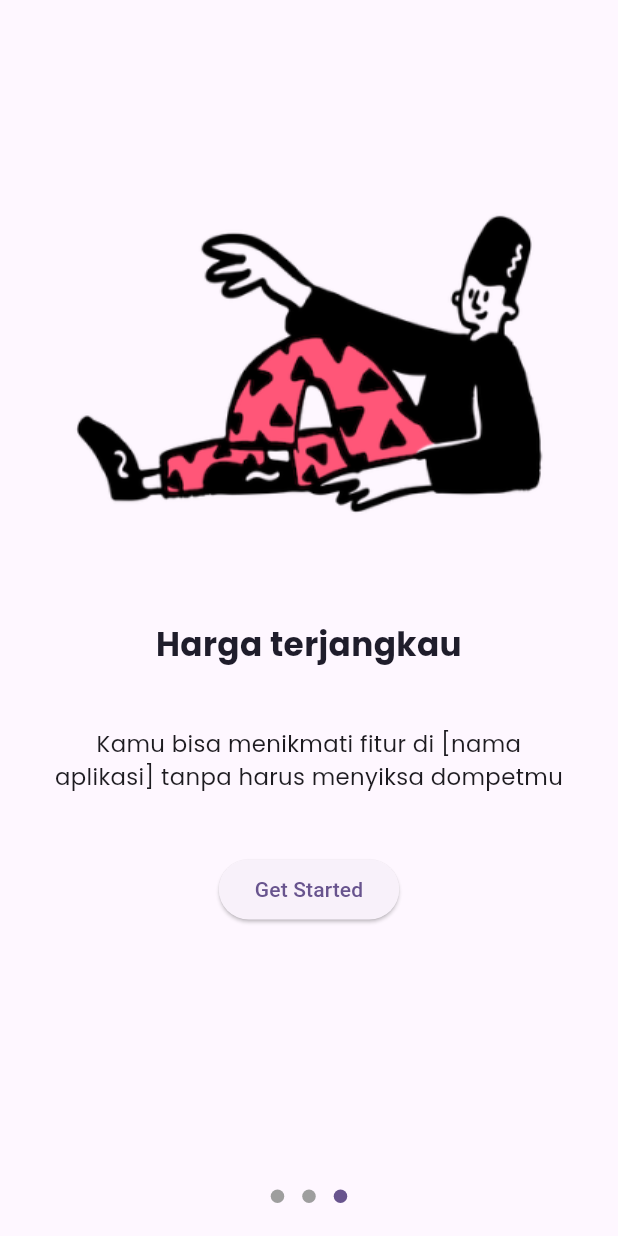
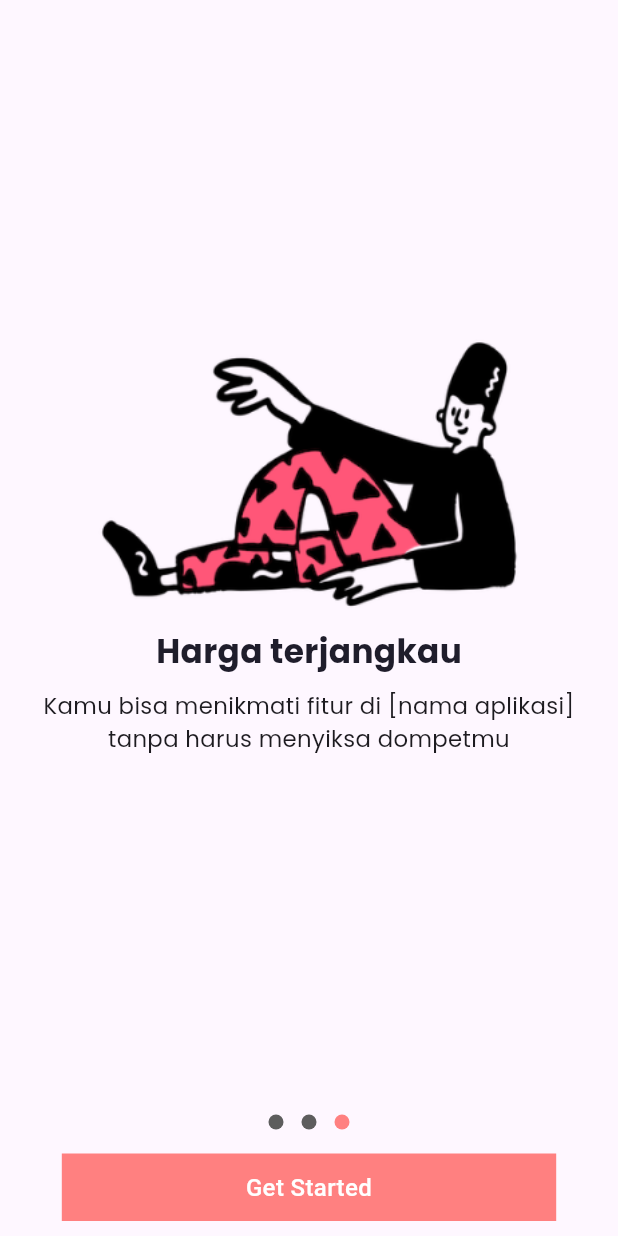
Before and after one commit to PradiptaAhmad/iLearn_project, a Flutter app: the screen it shows after launch, swiped to page 3, on a phone screen of 412 x 824 dp. Run offline on Flutter 3.47's test engine with Material 2 defaults, Android fonts, the phone set to English and light mode, and no system bars; drawn by our look-alikes of introduction_screen; our stand-ins replace cloud_firestore, firebase_auth, firebase_core, get, google_fonts, shared_preferences; accounts and stored records are empty.

Commit message:
[A] migrate onboarding from introduction screen

```diff
--- /dev/null
+++ b/lib/bindings/onBoardB.dart
@@ -0,0 +1,9 @@
+import 'package:get/get.dart';
+import 'package:ilearn_project/controllers/onboarding_controller/onboarding_controller.dart';
+
+class OnBoardB extends Bindings {
+  @override
+  void dependencies() {
+    Get.put(OnBoardingController());
+  }
+}
--- a/lib/controllers/onboarding_controller/onboarding_controller.dart
+++ b/lib/controllers/onboarding_controller/onboarding_controller.dart
@@ -3,9 +3,12 @@ import 'package:ilearn_project/routes/route_name.dart';
 import 'package:shared_preferences/shared_preferences.dart';
 
 class OnBoardingController extends GetxController {
-  void onDone() async {
+
+  var currentPage = 0.obs;
+
+  void switchToLoginPage() async {
     SharedPreferences prefs = await SharedPreferences.getInstance();
-    prefs.setBool("isFirstTime", false);
+    prefs.setBool("isNotFirstName", true);
     Get.offAllNamed(RouteName.login);
   }
 }
--- a/lib/controllers/splash_controller/splash_controller.dart
+++ b/lib/controllers/splash_controller/splash_controller.dart
@@ -24,11 +24,8 @@ class SplashController extends GetxController {
     print(isNotFirstTime);
 
     if (isNotFirstTime == null || isNotFirstTime == false) {
-      prefs.setBool("isNotFirstTime", true);
-      Future.delayed(Duration(seconds: 2), () {
-        delayed(() {
-          Get.offAllNamed(RouteName.onBoarding);
-        });
+      delayed(() {
+        Get.offAllNamed(RouteName.onBoarding);
       });
     } else if (isLogin == false || isLogin == null) {
       delayed(() {
--- a/lib/main.dart
+++ b/lib/main.dart
@@ -1,7 +1,6 @@
 import 'package:flutter/material.dart';
 import 'package:get/get.dart';
 import 'package:ilearn_project/bindings/splashB.dart';
-import 'package:ilearn_project/controllers/splash_controller/splash_controller.dart';
 import 'package:ilearn_project/routes/app_pages.dart';
 import 'package:firebase_core/firebase_core.dart';
 import 'package:ilearn_project/routes/route_name.dart';
--- /dev/null
+++ b/lib/pages/onboarding/data/onBoardingData.dart
@@ -0,0 +1,22 @@
+class OnBoardingData {
+  final dataArrays = [
+    {
+      'image': 'assets/images/reading.png',
+      'title': 'Kesusahan dalam belajar?',
+      'description':
+          'ILearn memberikan kemudahan dalam belajar karena kamu bisa belajar dimanapun dan kapanpun',
+    },
+    {
+      'image': 'assets/images/laying.png',
+      'title': 'Materi yang beragam',
+      'description':
+          'ILearn mempunyai beragam materi menarik yang bisa dipelajari dari sekarang',
+    },
+    {
+      'image': 'assets/images/chilling.png',
+      'title': 'Harga terjangkau',
+      'description':
+          'Kamu bisa menikmati fitur di [nama aplikasi] tanpa harus menyiksa dompetmu',
+    },
+  ];
+}
--- a/lib/pages/onboarding/onboard.dart
+++ b/lib/pages/onboarding/onboard.dart
@@ -1,66 +1,78 @@
 import 'package:flutter/material.dart';
 import 'package:get/get.dart';
+import 'package:ilearn_project/controllers/onboarding_controller/onboarding_controller.dart';
 import 'package:ilearn_project/core/themes.dart';
-import 'package:ilearn_project/routes/route_name.dart';
-import 'package:introduction_screen/introduction_screen.dart';
+import 'package:ilearn_project/pages/onboarding/data/onBoardingData.dart';
+import 'package:ilearn_project/pages/onboarding/widget/endButton.dart';
+import 'package:ilearn_project/pages/onboarding/widget/onBoardWidget.dart';
 
 class OnBoarding extends StatelessWidget {
   OnBoarding({super.key});
 
-  final pageDecoration = PageDecoration(
-    titleTextStyle: onBoardTitle(),
-    bodyTextStyle: onBoardDesc(),
-    bodyPadding: EdgeInsets.all(16),
-  );
-
+  // GetX State Management
+  final onBoardingC = Get.find<OnBoardingController>();
+  final PageController _pageController = PageController();
+  final List<Map<String, String>> onboardingData = OnBoardingData().dataArrays;
   @override
   Widget build(BuildContext context) {
     return Scaffold(
-      body: IntroductionScreen(
-        showBottomPart: showBottomPart,
-        showDoneButton: false,
-        showBackButton: false,
-        showNextButton: false,
-        showSkipButton: false,
-        pages: [
-          _buildPage(
-            "assets/images/reading.png",
-            'Kesusahan dalam belajar?',
-            'ILearn memberikan kemudahan dalam belajar karena kamu bisa belajar dimanapun dan kapanpun',
-          ),
-          _buildPage(
-            "assets/images/laying.png",
-            'Materi yang beragam',
-            'ILearn mempunyai beragam materi menarik yang bisa dipelajari dari sekarang',
-          ),
-          _buildPage(
-            "assets/images/chilling.png",
-            'Harga terjangkau',
-            'Kamu bisa menikmati fitur di [nama aplikasi] tanpa harus menyiksa dompetmu',
-            footer: ElevatedButton(
-              onPressed: () {
-                // Handle button press here
-                Get.toNamed(RouteName.login);
-                showBottomPart = false;
+      body: Column(
+        children: [
+          Expanded(
+            flex: 3,
+            child: PageView.builder(
+              controller: _pageController,
+              onPageChanged: (index) {
+                onBoardingC.currentPage.value = index;
               },
-              child: Text("Get Started"),
+              itemCount: onboardingData.length,
+              itemBuilder: (context, index) {
+                return OnBoardWidget(
+                  image: onboardingData[index]['image']!,
+                  title: onboardingData[index]['title']!,
+                  description: onboardingData[index]['description']!,
+                );
+              },
             ),
           ),
+          // Add pagination dots
+          Obx(() => Container(
+                margin: const EdgeInsets.only(
+                  top: 10,
+                ),
+                child: Row(
+                  mainAxisAlignment: MainAxisAlignment.center,
+                  children: List.generate(
+                    onboardingData.length,
+                    (index) {
+                      return Padding(
+                        padding: const EdgeInsets.all(6.0),
+                        child: Container(
+                          width: 10,
+                          height: 10,
+                          decoration: BoxDecoration(
+                            shape: BoxShape.circle,
+                            color: onBoardingC.currentPage.value == index
+                                ? primaryColor // Active dot color
+                                : inActiveColor, // Inactive dot color
+                          ),
+                        ),
+                      );
+                    },
+                  ),
+                ),
+              )),
+          Obx(() => onBoardingC.currentPage.value == 2
+              ? EndButton(
+                  onPressed: () {
+                    onBoardingC.switchToLoginPage();
+                  },
+                  color: primaryColor)
+              : SizedBox(
+                  height: 65,
+                ))
         ],
       ),
     );
   }
-
-  PageViewModel _buildPage(String imageAsset, String title, String body,
-      {Widget? footer}) {
-    return PageViewModel(
-      image: Image.asset(imageAsset),
-      title: title,
-      decoration: pageDecoration,
-      body: body,
-      footer: footer,
-    );
-  }
 }
-
-bool showBottomPart = true;
--- /dev/null
+++ b/lib/pages/onboarding/widget/endButton.dart
@@ -0,0 +1,42 @@
+import 'package:flutter/material.dart';
+import 'package:ilearn_project/core/themes.dart';
+
+class EndButton extends StatelessWidget {
+  final VoidCallback onPressed;
+  final Color color;
+  const EndButton({Key? key, required this.onPressed, required this.color})
+      : super(key: key);
+
+  @override
+  Widget build(BuildContext context) {
+    double screenWidth = MediaQuery.of(context).size.width;
+    return GestureDetector(
+        onTap: onPressed,
+        child: Container(
+          margin: EdgeInsets.only(bottom: 10, top: 10),
+          width: screenWidth * 0.8,
+          height: 45,
+          color: primaryColor,
+          child: Center(
+            child: Text(
+              'Get Started',
+              textAlign: TextAlign.center,
+              style: TextStyle(
+                color: Colors.white,
+                fontSize: 16,
+                fontWeight: FontWeight.w500,
+              ),
+            ),
+          ),
+        )
+        // style: ElevatedButton.styleFrom(
+        //   primary: color,
+        //   minimumSize: Size(365, 45),
+        // ),
+        // child: Text(
+        //   'Get Started',
+        //   style: buttonTxt(),
+        // ),
+        );
+  }
+}
--- /dev/null
+++ b/lib/pages/onboarding/widget/onBoardWidget.dart
@@ -0,0 +1,35 @@
+import 'package:flutter/material.dart';
+import 'package:ilearn_project/core/themes.dart';
+
+class OnBoardWidget extends StatelessWidget {
+  final String image;
+  final String title;
+  final String description;
+
+  OnBoardWidget(
+      {required this.image, required this.title, required this.description});
+
+  @override
+  Widget build(BuildContext context) {
+    double screenHeight = MediaQuery.of(context).size.height;
+
+    return Column(
+      mainAxisAlignment: MainAxisAlignment.center, // Center the content
+      children: [
+        Container(height: screenHeight * 0.25, child: Image.asset(image)),
+        Text(
+          title,
+          style: onBoardTitle(),
+        ),
+        Container(
+          margin: EdgeInsets.all(10),
+          child: Text(
+            description,
+            style: onBoardDesc(),
+            textAlign: TextAlign.center,
+          ),
+        ),
+      ],
+    );
+  }
+}
--- a/lib/routes/app_pages.dart
+++ b/lib/routes/app_pages.dart
@@ -1,5 +1,6 @@
 import 'package:get/get.dart';
 import 'package:ilearn_project/bindings/loginB.dart';
+import 'package:ilearn_project/bindings/onBoardB.dart';
 import 'package:ilearn_project/bindings/registerB.dart';
 import 'package:ilearn_project/bindings/splashB.dart';
 import 'package:ilearn_project/pages/login_page/login.dart';
@@ -20,7 +21,7 @@ class AppPages {
       page: () => Register(),
       binding: RegisterB()
     ),
-    GetPage(name: RouteName.onBoarding, page: () => OnBoarding()),
+    GetPage(name: RouteName.onBoarding, page: () => OnBoarding(), binding: OnBoardB()),
     GetPage(name: RouteName.splash, page: () => SplashScreen(), binding: SplashB())
   ];
 }
```
